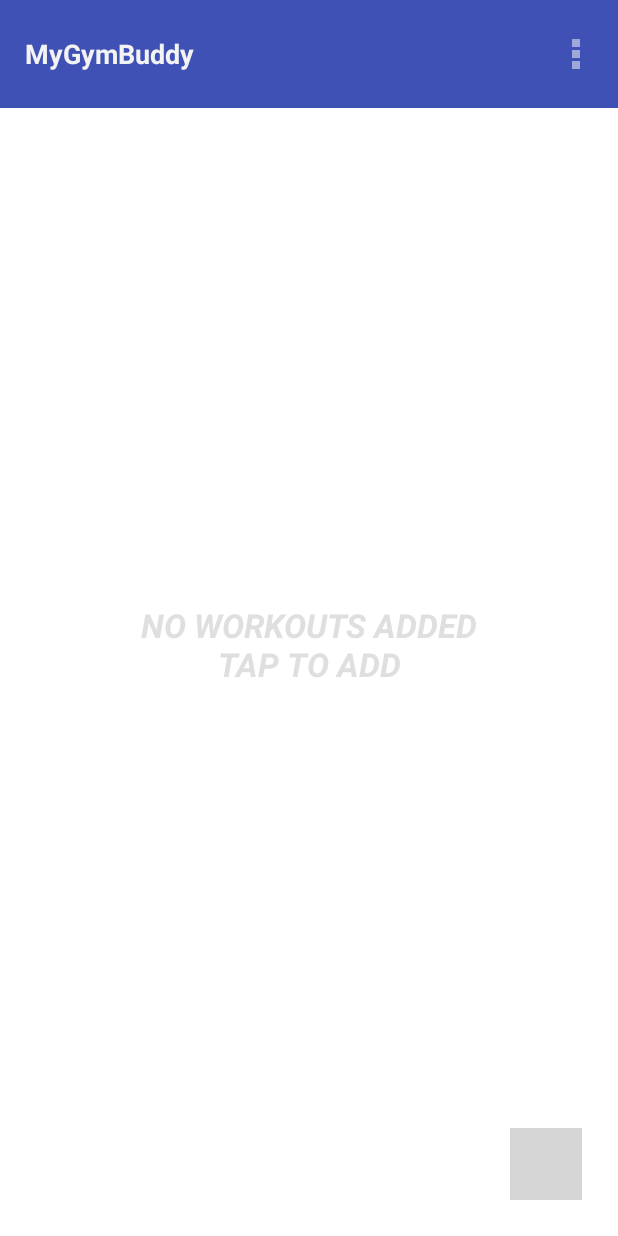
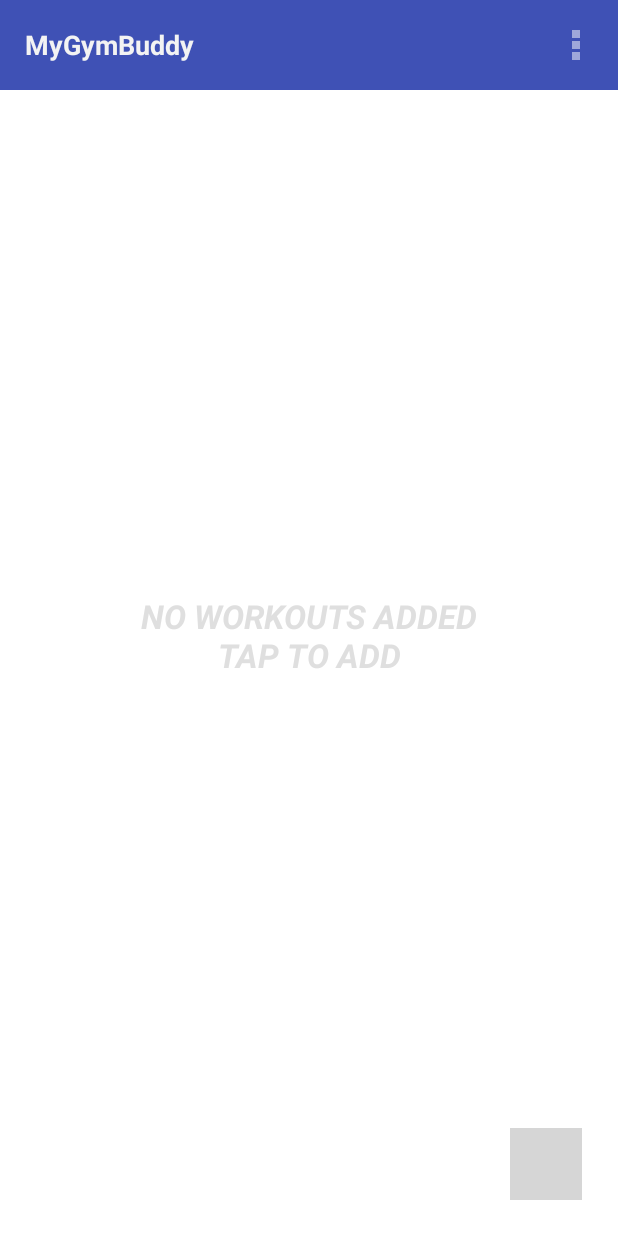
Before and after one commit to broskj/MyGymBuddy, an Android app: the screen it shows after launch (MainActivity), on a phone screen of 412 x 824 dp. Run offline under Robolectric (Android 15) with nearby library versions, the phone set to English and light mode, and no system bars; grey boxes are pictures that could not be loaded.

Commit message:
changed action bar height (need to change again)

```diff
--- a/app/src/main/res/values/styles.xml
+++ b/app/src/main/res/values/styles.xml
@@ -13,7 +13,8 @@
         <item name="android:logo">@android:color/transparent</item>
         <item name="android:titleTextStyle">@style/MaterialActionBar.Title</item>
         <item name="android:background">@color/material_blue</item>
-        <item name="android:height">72dp</item>
+        <item name="android:height">60dp</item>
+        <!-- 48, 60, or 72 here -->
         <item name="android:popupBackground">@color/material_blue</item>
     </style>
 
```
